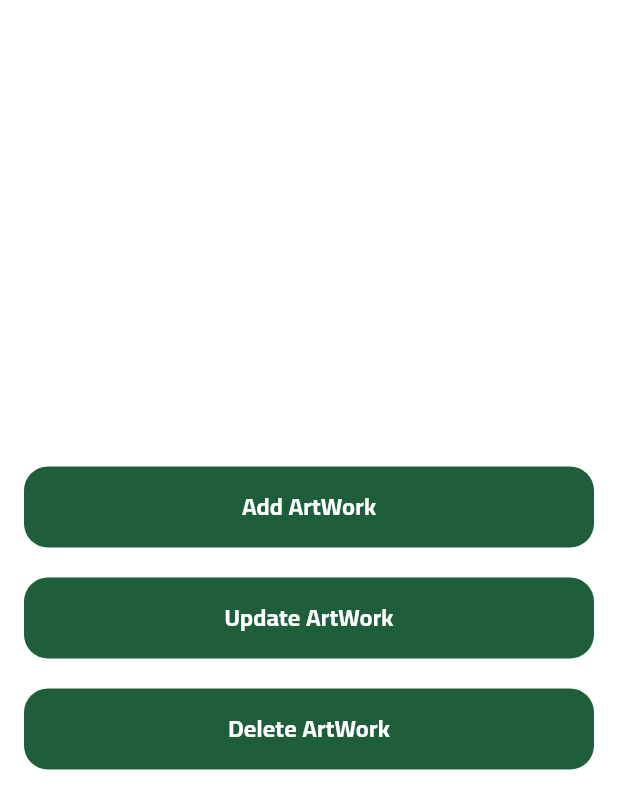
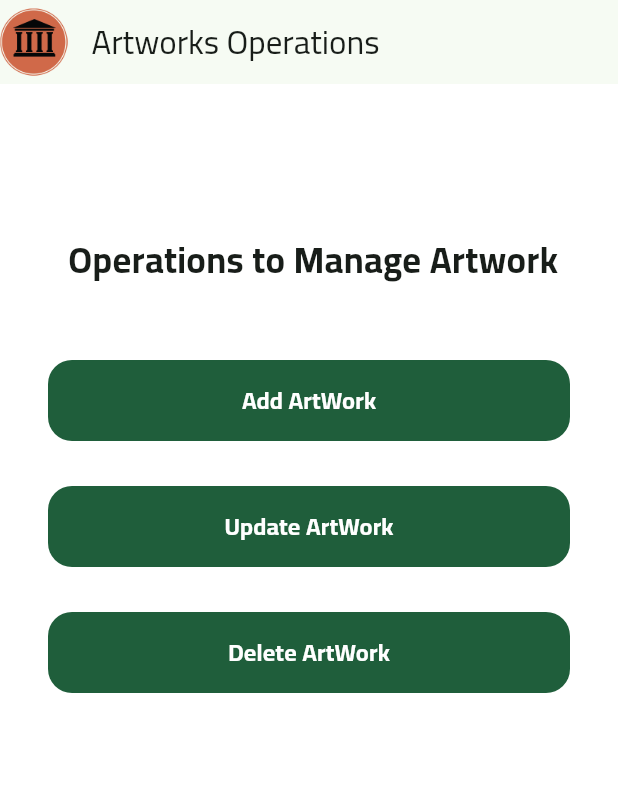
Before and after one commit to EzzeldeanAhmed/art_gallery, a Flutter app: the DashboardView screen opened by its route, on a phone screen of 412 x 824 dp. Shown: the top 809 px of the screen. Run offline on Flutter 3.47's test engine with Material 3 defaults, Android fonts, the phone set to English and light mode, and no system bars; our stand-ins replace bloc, cloud_firestore, country_code_picker, dartz, dots_indicator, dropdown_button2 and 12 more; missing offline and left inert: svg_flutter; accounts and stored records are empty.

Commit message:
admin ui

```diff
--- a/lib/core/helper_functions/on_generate_route.dart
+++ b/lib/core/helper_functions/on_generate_route.dart
@@ -1,3 +1,5 @@
+import 'package:art_gallery/features/dashboard/views/widgets/dashboard_operations.dart';
+import 'package:art_gallery/features/dashboard/views/widgets/system_basic_entites.dart';
 import 'package:art_gallery/features/manage_artwork/presentation/views/add_artwork_view.dart';
 import 'package:art_gallery/features/dashboard/views/dashboard_view.dart';
 import 'package:art_gallery/features/dashboard/views/widgets/selection_view.dart';
@@ -39,6 +41,14 @@ Route<dynamic> onGenerateRoute(RouteSettings settings) {
     case SelectionView.routeName:
       return MaterialPageRoute(builder: (context) => const SelectionView());
 
+    case DashboardOperations.routeName:
+      return MaterialPageRoute(
+          builder: (context) => const DashboardOperations());
+
+    case SystemBasicEntites.routeName:
+      return MaterialPageRoute(
+          builder: (context) => const SystemBasicEntites());
+
     // case ArtworksUpdateSearchPage.routeName:
     //   return MaterialPageRoute(
     //       builder: (context) => const ArtworksUpdateSearchPage());
--- a/lib/features/dashboard/views/dashboard_view.dart
+++ b/lib/features/dashboard/views/dashboard_view.dart
@@ -1,3 +1,4 @@
+import 'package:art_gallery/core/utils/app_images.dart';
 import 'package:art_gallery/features/dashboard/views/widgets/dashboard_view_body.dart';
 import 'package:flutter/material.dart';
 
@@ -7,7 +8,12 @@ class DashboardView extends StatelessWidget {
 
   @override
   Widget build(BuildContext context) {
-    return const Scaffold(
+    return Scaffold(
+      appBar: AppBar(
+        title: const Text('Artworks Operations'),
+        leading: Image.asset(Assets.imagesMus),
+        leadingWidth: 45,
+      ),
       body: DashboardViewBody(),
     );
   }
--- a/lib/features/dashboard/views/widgets/dashboard_view_body.dart
+++ b/lib/features/dashboard/views/widgets/dashboard_view_body.dart
@@ -9,10 +9,18 @@ class DashboardViewBody extends StatelessWidget {
   @override
   Widget build(BuildContext context) {
     return Padding(
-      padding: const EdgeInsets.symmetric(horizontal: 16.0),
+      padding: const EdgeInsets.symmetric(horizontal: 32.0),
       child: Column(
-        mainAxisAlignment: MainAxisAlignment.center,
+        //mainAxisAlignment: MainAxisAlignment.center,
         children: [
+          SizedBox(
+            height: 100,
+          ),
+          const Text(
+            ' Operations to Manage Artwork',
+            style: TextStyle(fontSize: 24, fontWeight: FontWeight.bold),
+          ),
+          SizedBox(height: 50),
           CustomButton(
               onPressed: () {
                 Navigator.of(context).push(MaterialPageRoute(
@@ -22,7 +30,7 @@ class DashboardViewBody extends StatelessWidget {
               },
               text: "Add ArtWork"),
           SizedBox(
-            height: 20,
+            height: 30,
           ),
           CustomButton(
               onPressed: () {
@@ -32,7 +40,7 @@ class DashboardViewBody extends StatelessWidget {
               },
               text: "Update ArtWork"),
           SizedBox(
-            height: 20,
+            height: 30,
           ),
           CustomButton(
               onPressed: () {
--- a/lib/features/dashboard/views/widgets/selection_view.dart
+++ b/lib/features/dashboard/views/widgets/selection_view.dart
@@ -1,5 +1,6 @@
 import 'package:art_gallery/core/widgets/custom_button.dart';
 import 'package:art_gallery/features/dashboard/views/dashboard_view.dart';
+import 'package:art_gallery/features/dashboard/views/widgets/dashboard_operations.dart';
 import 'package:art_gallery/features/home/presentation/views/widgets/main_view.dart';
 import 'package:flutter/material.dart';
 
@@ -30,7 +31,7 @@ class SelectionView extends StatelessWidget {
             ),
             CustomButton(
               onPressed: () {
-                Navigator.pushNamed(context, DashboardView.routeName);
+                Navigator.pushNamed(context, DashboardOperations.routeName);
               },
               text: 'Log in as Admin',
             ),
```
Also changed, not shown: lib/features/dashboard/views/widgets/dashboard_operations.dart (added, +27 -0 lines), lib/features/dashboard/views/widgets/system_basic_entites.dart (added, +38 -0 lines).
